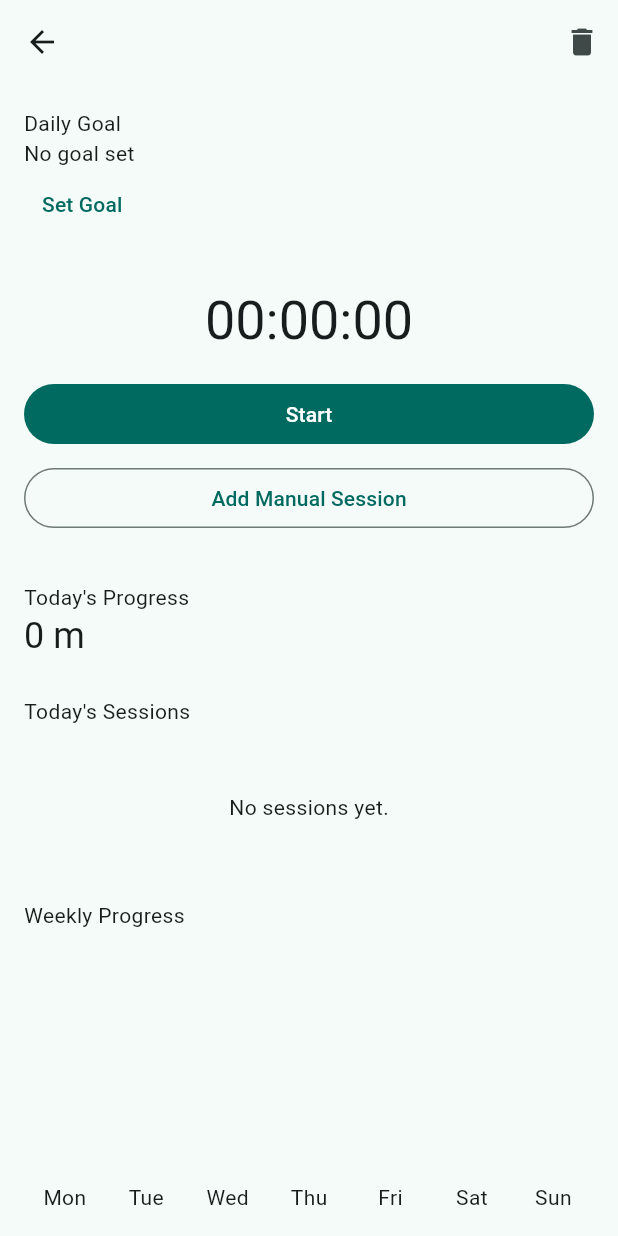
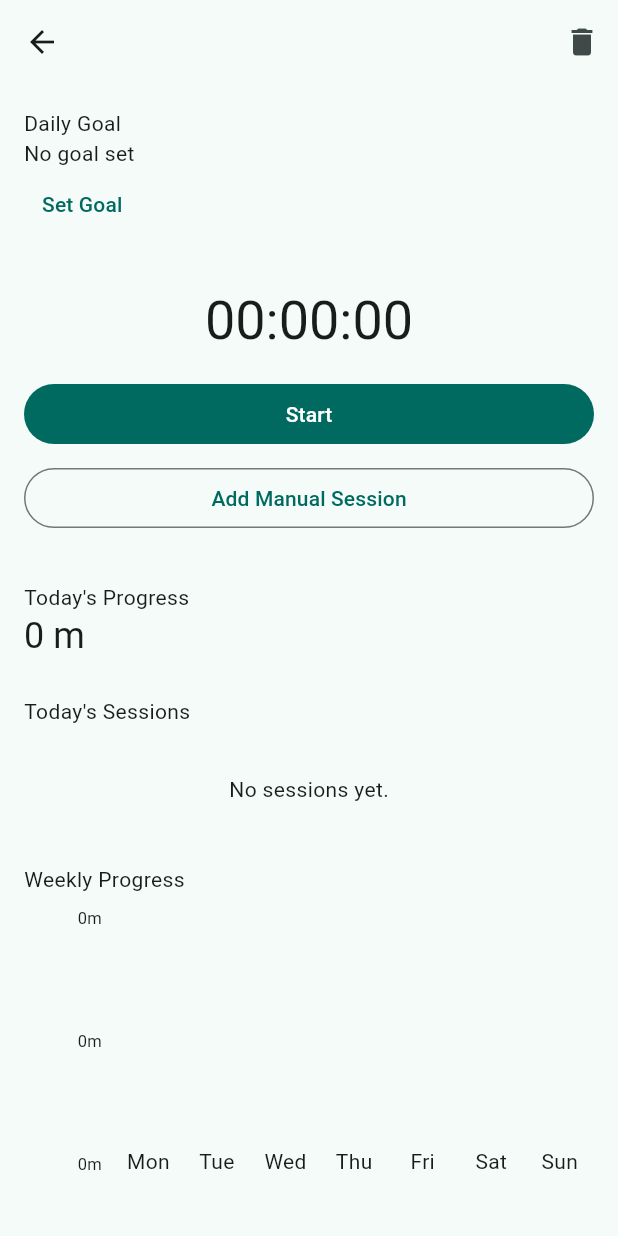
Before and after one commit to ysvaditya05/YSV-Daily-Tracker, a Flutter app: the TimeTrackerScreen screen opened directly with empty values, on a phone screen of 412 x 824 dp. Run offline on Flutter 3.47's test engine with Material 3 defaults, Android fonts, the phone set to English and light mode, and no system bars; our stand-ins replace sqflite, sqflite_common_ffi; accounts and stored records are empty.

Commit message:
Complete time tracker improvements

```diff
--- a/lib/screens/time_tracker_screen.dart
+++ b/lib/screens/time_tracker_screen.dart
@@ -44,6 +44,7 @@ class _TimeTrackerContentState extends State<TimeTrackerContent> {
   Timer? _timer;
   bool _isLoading = true;
   bool _isChangingSession = false;
+  bool _showAllSessions = false;
 
   @override
   void initState() {
@@ -290,7 +291,11 @@ class _TimeTrackerContentState extends State<TimeTrackerContent> {
     final runningSession = _runningSession;
     final goal = _goal;
     final progress = _todayProgress;
-    return Padding(
+    final displayedSessions =
+	    _showAllSessions || _completedSessions.length <= 2
+		? _completedSessions
+		: _completedSessions.take(2).toList();
+    return SingleChildScrollView(
 	  padding: const EdgeInsets.all(16),
 	  child: Column(
         crossAxisAlignment: CrossAxisAlignment.stretch,
@@ -343,19 +348,21 @@ class _TimeTrackerContentState extends State<TimeTrackerContent> {
             ),
           ],
           const SizedBox(height: 24),
-          Expanded(
-            child: Column(
+          Column(
               crossAxisAlignment: CrossAxisAlignment.stretch,
               children: [
                 const Text("Today's Sessions"),
                 const SizedBox(height: 8),
-                Expanded(
-                  child: _completedSessions.isEmpty
-                      ? const Center(child: Text('No sessions yet.'))
-                      : ListView.builder(
-                          itemCount: _completedSessions.length,
-                          itemBuilder: (context, index) {
-                            final session = _completedSessions[index];
+                if (_completedSessions.isEmpty)
+			  const Padding(
+			    padding: EdgeInsets.symmetric(vertical: 24),
+			    child: Center(
+			      child: Text('No sessions yet.'),
+			    ),
+			  )
+			else
+			  Column(
+			    children: displayedSessions.map((session) {
 			      return ListTile(
 				contentPadding: EdgeInsets.zero,
 				title: Text(
@@ -368,7 +375,27 @@ class _TimeTrackerContentState extends State<TimeTrackerContent> {
 				  onPressed: () => _deleteSession(session),
 				),
 			      );
+			    }).toList(),
+			  ),
+		  if (_completedSessions.length > 2)
+			  Align(
+			    alignment: Alignment.centerLeft,
+			    child: TextButton.icon(
+			      onPressed: () {
+				setState(() {
+				  _showAllSessions = !_showAllSessions;
+				});
 			      },
+			      icon: Icon(
+				_showAllSessions
+				    ? Icons.keyboard_arrow_up
+				    : Icons.keyboard_arrow_down,
+			      ),
+			      label: Text(
+				_showAllSessions
+				    ? 'Show fewer sessions'
+				    : 'Show all sessions (${_completedSessions.length})',
+			      ),
 			    ),
 			  ),
                 const SizedBox(height: 16),
@@ -380,7 +407,6 @@ class _TimeTrackerContentState extends State<TimeTrackerContent> {
                 ),
               ],
             ),
-          ),
         ],
       ),
     );
--- a/lib/widgets/weekly_progress_chart.dart
+++ b/lib/widgets/weekly_progress_chart.dart
@@ -12,6 +12,25 @@ class WeeklyProgressChart extends StatelessWidget {
 
   static const _dayLabels = ['Mon', 'Tue', 'Wed', 'Thu', 'Fri', 'Sat', 'Sun'];
 
+  static String _formatAxis(Duration duration) {
+	  final hours = duration.inHours;
+	  final minutes = duration.inMinutes.remainder(60);
+
+	  if (hours == 0 && minutes == 0) {
+	    return '0m';
+	  }
+
+	  if (hours == 0) {
+	    return '${minutes}m';
+	  }
+
+	  if (minutes == 0) {
+	    return '${hours}h';
+	  }
+
+	  return '${hours}h ${minutes}m';
+	}
+
   @override
   Widget build(BuildContext context) {
     final maximumDuration = dailyDurations.fold<Duration>(
@@ -20,12 +39,52 @@ class WeeklyProgressChart extends StatelessWidget {
     );
     final colorScheme = Theme.of(context).colorScheme;
 
+    final maxDuration = maximumDuration;
+
+	final midDuration = Duration(
+	  seconds: maximumDuration.inSeconds ~/ 2,
+	);
+
 	return SizedBox(
 	  height: 180,
 	  child: Row(
 	    crossAxisAlignment: CrossAxisAlignment.stretch,
+	    children: [
+
+	      // ---------- Y AXIS ----------
+	      SizedBox(
+		width: 52,
+		child: Column(
+		  mainAxisAlignment: MainAxisAlignment.spaceBetween,
+		  crossAxisAlignment: CrossAxisAlignment.end,
+		  children: [
+			  Text(
+			    _formatAxis(maxDuration),
+			    style: const TextStyle(fontSize: 11),
+			  ),
+
+			  Text(
+			    _formatAxis(midDuration),
+			    style: const TextStyle(fontSize: 11),
+			  ),
+
+			  const Text(
+			    '0m',
+			    style: TextStyle(fontSize: 11),
+			  ),
+			],
+		),
+	      ),
+
+	      const SizedBox(width: 8),
+
+	      // ---------- GRAPH ----------
+	      Expanded(
+		child: Row(
+		  crossAxisAlignment: CrossAxisAlignment.stretch,
 		  children: List.generate(dailyDurations.length, (index) {
 		    final duration = dailyDurations[index];
+
 		    final heightFactor = maximumDuration == Duration.zero
 		        ? 0.0
 		        : duration.inSeconds / maximumDuration.inSeconds;
@@ -64,6 +123,9 @@ class WeeklyProgressChart extends StatelessWidget {
 		    );
 		  }),
 		),
+	      ),
+	    ],
+	  ),
 	);
   }
 }
```
Lines whose indentation alone changed are shown as unchanged.
